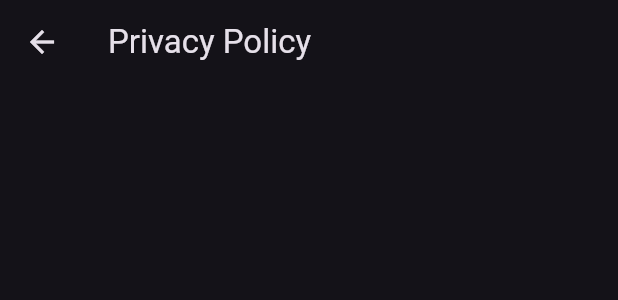
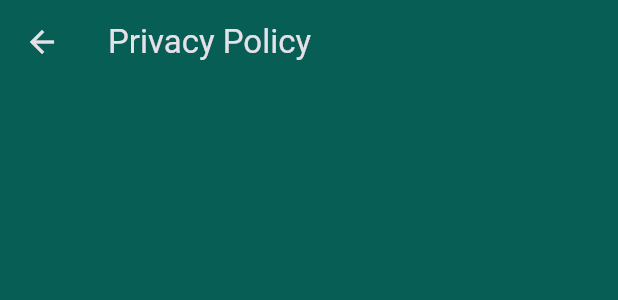
Before and after one commit to rajajanarthanan/profin_web, a Flutter app: the Footer widget shown alone on an empty page, opened directly, after a tap on "Privacy Policy", on a phone screen of 412 x 824 dp. Shown: the top 300 px of the screen. Run offline on Flutter 3.47's test engine with Material 3 defaults, Android fonts, the phone set to English and light mode, and no system bars; our stand-ins replace flutter_markdown; missing offline and left inert: dart:js, flutter_easy_animations.

Commit message:
PP and Tc loaded in separate page 07.06

```diff
--- a/lib/main.dart
+++ b/lib/main.dart
@@ -4,6 +4,8 @@ import 'package:profinix_tech/pages/home_page.dart';
 import 'package:profinix_tech/pages/login_page.dart';
 import 'package:profinix_tech/pages/shopping_homepage.dart';
 import 'package:profinix_tech/widgets/contact_page.dart';
+import 'package:profinix_tech/pages/privacy_policy_page.dart';
+import 'package:profinix_tech/pages/termsconditions_page.dart';
 import 'package:provider/provider.dart';
 
 void main() {
@@ -28,6 +30,8 @@ class MyApp extends StatelessWidget {
           '/contactus': (context) => const ContactPage(),
           '/joinus': (context) => const LoginPage(),
           '/shoppinghomepage': (context) => const ShoppingPage(),
+          '/termsandconditions': (context) => const TermsConditionsPage(),
+          '/privacypolicy': (context) => const PrivacyPolicyPage(),
         },
         //routes for drawer
       ),
--- a/lib/pages/home_page.dart
+++ b/lib/pages/home_page.dart
@@ -129,6 +129,7 @@ class _HomePageState extends State<HomePage> {
               key: navbarKeys[1],
             ),
             const Footer(),
+            //PP & Tc
           ],
         ),
       ),
--- /dev/null
+++ b/lib/pages/privacy_policy_page.dart
@@ -0,0 +1,39 @@
+import 'package:flutter/material.dart';
+import 'package:flutter_markdown/flutter_markdown.dart';
+import 'package:profinix_tech/constants/colors.dart';
+
+class PrivacyPolicyPage extends StatelessWidget {
+  const PrivacyPolicyPage({super.key});
+
+  @override
+  Widget build(BuildContext context) {
+    return Scaffold(
+      appBar: AppBar(
+        backgroundColor: CustomColor.bgLight1,
+        title: const Text('Privacy Policy'),
+      ),
+      body: FutureBuilder(
+        future: DefaultAssetBundle.of(context)
+            .loadString('assets/privacy_policy.md'),
+        builder: (context, snapshot) {
+          if (snapshot.connectionState == ConnectionState.done) {
+            return Container(
+              color: CustomColor.bgLight1,
+              padding: const EdgeInsets.all(16.0),
+              child: Markdown(
+                data: snapshot.data ?? '',
+                styleSheet: MarkdownStyleSheet(
+                  p: const TextStyle(
+                      fontSize: 16, color: CustomColor.whitePrimary),
+                  h1: const TextStyle(
+                      fontSize: 16, fontWeight: FontWeight.bold),
+                ),
+              ),
+            );
+          }
+          return const Center(child: CircularProgressIndicator());
+        },
+      ),
+    );
+  }
+}
--- a/lib/widgets/footer.dart
+++ b/lib/widgets/footer.dart
@@ -2,8 +2,8 @@ import 'package:flutter/material.dart';
 import 'package:profinix_tech/constants/colors.dart';
 //import 'package:pr_web_test/pages/terms_conditions_page.dart';
 //import 'package:pr_web_test/pages/privacy_policy_page.dart';
-import 'package:profinix_tech/widgets/privacypolicy_page.dart';
-import 'package:profinix_tech/widgets/termsconditions_page.dart';
+import 'package:profinix_tech/pages/privacy_policy_page.dart';
+import 'package:profinix_tech/pages/termsconditions_page.dart';
 
 class Footer extends StatelessWidget {
   const Footer({super.key});
@@ -30,34 +30,38 @@ class Footer extends StatelessWidget {
             children: [
               InkWell(
                 onTap: () {
-                  Navigator.push(
-                    context,
-                    MaterialPageRoute(
-                        builder: (context) => const TermsConditionsPage()),
-                  );
+                  Navigator.pushNamed(context, '/termsandconditions');
+                  // Navigator.push(
+                  //   context,
+                  //   MaterialPageRoute(
+                  //       builder: (context) => const TermsConditionsPage()),
+                  //);
                 },
                 child: const Text(
                   'Terms and Conditions',
                   style: TextStyle(
                     color: CustomColor.whiteSecondary,
                     decoration: TextDecoration.underline,
+                    backgroundColor: CustomColor.bgLight1,
                   ),
                 ),
               ),
               const SizedBox(width: 20),
               InkWell(
                 onTap: () {
-                  Navigator.push(
-                    context,
-                    MaterialPageRoute(
-                        builder: (context) => const PrivacyPolicyPage()),
-                  );
+                  Navigator.pushNamed(context, '/privacypolicy');
+                  // Navigator.push(
+                  //   context,
+                  //   MaterialPageRoute(
+                  //       builder: (context) => const PrivacyPolicyPage()),
+                  // );
                 },
                 child: const Text(
                   'Privacy Policy',
                   style: TextStyle(
                     color: CustomColor.whiteSecondary,
                     decoration: TextDecoration.underline,
+                    backgroundColor: CustomColor.bgLight1,
                   ),
                 ),
               ),
--- a/lib/widgets/privacypolicy_page.dart
+++ /dev/null
@@ -1,25 +0,0 @@
-import 'package:flutter/material.dart';
-import 'package:flutter_markdown/flutter_markdown.dart';
-
-class PrivacyPolicyPage extends StatelessWidget {
-  const PrivacyPolicyPage({super.key});
-
-  @override
-  Widget build(BuildContext context) {
-    return Scaffold(
-      appBar: AppBar(
-        title: const Text('Privacy Policy'),
-      ),
-      body: FutureBuilder(
-        future: DefaultAssetBundle.of(context)
-            .loadString('assets/ privacy_policy.md'),
-        builder: (context, snapshot) {
-          if (snapshot.connectionState == ConnectionState.done) {
-            return Markdown(data: snapshot.data ?? '');
-          }
-          return const Center(child: CircularProgressIndicator());
-        },
-      ),
-    );
-  }
-}
```
Also changed, not shown: lib/pages/termsconditions_page.dart (renamed from lib/widgets/termsconditions_page.dart, +16 -1 lines).
